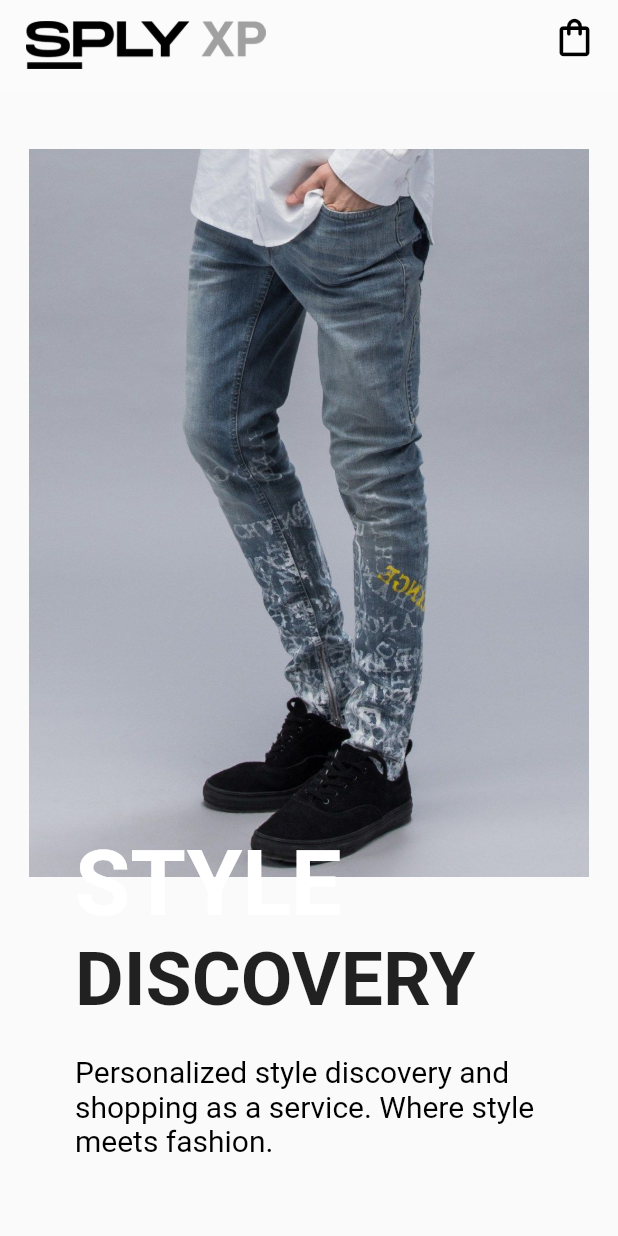
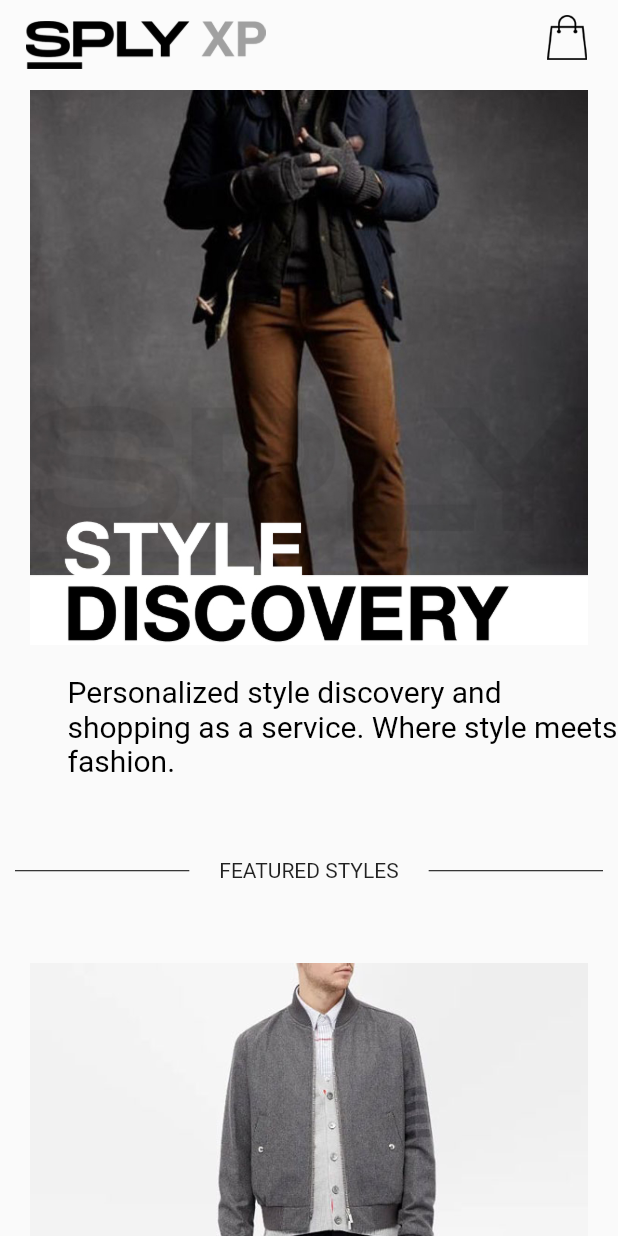
Before and after one commit to ZohaibAlvi98/appFrontend, a Flutter app: the Styles screen opened directly, on a phone screen of 412 x 824 dp. Run offline on Flutter 3.47's test engine with Material 2 defaults, Android fonts, the phone set to English and light mode, and no system bars.

Commit message:
added style design fixes

```diff
--- a/lib/views/styles/styles-main.dart
+++ b/lib/views/styles/styles-main.dart
@@ -7,8 +7,8 @@ class Styles extends StatefulWidget {
 
 class _StylesState extends State<Styles> {
   List img = [
-    'assets/images/list1.jpg',
-    'assets/images/list2.jpg',
+    'assets/images/list1.png',
+    'assets/images/list2.png',
     'assets/images/list3.jpg',
     'assets/images/list4.jpg'
   ];
@@ -22,11 +22,10 @@ class _StylesState extends State<Styles> {
       appBar: AppBar(
         actions: [
           IconButton(
-              padding: EdgeInsets.only(right: 10, bottom: 10),
-              icon: Icon(
-                Icons.shopping_bag_outlined,
-                color: Colors.black,
-                size: 30,
+              padding: EdgeInsets.only(right: 20, bottom: 10),
+              icon: new Image.asset(
+                'assets/images/bag.png',
+                height: 30,
               ),
               onPressed: () {})
         ],
@@ -47,41 +46,20 @@ class _StylesState extends State<Styles> {
         child: Column(
           children: [
             Container(
+              padding: EdgeInsets.only(right: 20, left: 20),
               // height: MediaQuery.of(context).size.height * 0.7,
-                width: MediaQuery.of(context).size.width * 1,
-                decoration: BoxDecoration(
-                    image: DecorationImage(
-                        // fit: BoxFit.contain,
-                        scale: 2.68,
-                        image: AssetImage('assets/images/styles2.jpg'))),
-                child: Container(
-                    padding: EdgeInsets.only(
-                        left: 50,
-                        top: MediaQuery.of(context).size.height * 0.43),
-                    child: Column(
-                      crossAxisAlignment: CrossAxisAlignment.start,
-                      children: [
-                        Text('\n\nSTYLE',
-                            style: TextStyle(
-                                fontSize: 60,
-                                color: Colors.white,
-                                fontWeight: FontWeight.bold)),
-                      ],
-                    ))),
-            Row(
-              // crossAxisAlignment: CrossAxisAlignment.start,
-              children: [
-                Padding(
-                  padding: EdgeInsets.only(left: 50.0),
-                  child: Text(
-                    'DISCOVERY',
-                    style: TextStyle(fontSize: 50, fontWeight: FontWeight.bold),
+              // width: MediaQuery.of(context).size.width * 0.9,
+              // decoration: BoxDecoration(
+              //     image: DecorationImage(
+              //   scale: 2.68,
+              //   image: AssetImage('assets/images/styles2.png'),
+              // )),
+              child: Image.asset(
+                'assets/images/styles2.png',
               ),
             ),
-              ],
-            ),
             Padding(
-              padding: EdgeInsets.only(top: 20.0, left: 50),
+              padding: EdgeInsets.only(top: 20.0, left: 45),
               child: Text(
                   'Personalized style discovery and shopping as a service. Where style meets fashion.',
                   style: TextStyle(
@@ -112,26 +90,28 @@ class _StylesState extends State<Styles> {
               ),
             ]),
             Container(
-              height: MediaQuery.of(context).size.height * 1.2,
-              width: MediaQuery.of(context).size.width * 0.9,
-              decoration: BoxDecoration(
-                  image: DecorationImage(
-                      fit: BoxFit.cover,
-                      image: AssetImage('assets/images/styles4.jpg'))),
-            ),
+              padding: EdgeInsets.only(right: 20, left: 20),
+              // decoration: BoxDecoration(
+              //     image: DecorationImage(
+              //         fit: BoxFit.cover,
+              //         image: AssetImage('assets/images/styles4.jpg'))),
+              child: Stack(children: [
+                Image.asset('assets/images/styles4.jpg'),
                 Card(
+                  margin: EdgeInsets.fromLTRB(30, width / 0.96, 30, 0),
                   shape: RoundedRectangleBorder(
                     side: BorderSide(color: Colors.grey[400], width: 1),
-                borderRadius: BorderRadius.circular(80),
+                    borderRadius: BorderRadius.circular(70),
                   ),
-              margin: EdgeInsets.fromLTRB(30, 0, 30, 0),
                   child: Container(
                     height: 70,
+                    width: height / 0.96,
+                    // width: 755,
                     child: Row(
                       children: <Widget>[
                         Container(
-                      width: 90,
-                      height: 60,
+                          width: 65,
+                          height: 50,
                           decoration: new BoxDecoration(
                             border: new Border.all(
                               color: Colors.grey[400],
@@ -141,7 +121,7 @@ class _StylesState extends State<Styles> {
                             shape: BoxShape.circle,
                           ),
                           child: Padding(
-                        padding: EdgeInsets.only(left: 25.0, top: 15),
+                            padding: EdgeInsets.only(left: 15.0, top: 13),
                             child: Text(
                               'End',
                               style: TextStyle(fontSize: 20),
@@ -149,7 +129,7 @@ class _StylesState extends State<Styles> {
                           ),
                         ),
                         Padding(
-                        padding: EdgeInsets.only(left: 20, top: 20),
+                            padding: EdgeInsets.only(left: 5, top: 20),
                             child: Column(
                               children: [
                                 Text(
@@ -160,18 +140,21 @@ class _StylesState extends State<Styles> {
                               ],
                             )),
                         Padding(
-                      padding: EdgeInsets.only(left: width * 0.07),
-                      child: Row(children: <Widget>[
+                          padding: EdgeInsets.only(left: 0),
+                          child: Row(
+                              mainAxisAlignment: MainAxisAlignment.spaceBetween,
+                              children: <Widget>[
                                 IconButton(
+                                  padding: EdgeInsets.only(left: 10),
                                   icon: Icon(Icons.favorite_outline_outlined),
                                   color: Colors.grey[400],
-                          iconSize: 30,
+                                  iconSize: 25,
                                   onPressed: () {},
                                 ),
                                 IconButton(
                                   icon: Icon(Icons.bookmark_border),
                                   color: Colors.grey[400],
-                          iconSize: 30,
+                                  iconSize: 25,
                                   onPressed: () {},
                                 ),
                               ]),
@@ -179,7 +162,70 @@ class _StylesState extends State<Styles> {
                       ],
                     ),
                   ),
+                )
+              ]),
             ),
+            // Card(
+            //   shape: RoundedRectangleBorder(
+            //     side: BorderSide(color: Colors.grey[400], width: 1),
+            //     borderRadius: BorderRadius.circular(80),
+            //   ),
+            //   margin: EdgeInsets.fromLTRB(30, 0, 30, 0),
+            //   child: Container(
+            //     height: 70,
+            //     child: Row(
+            //       children: <Widget>[
+            //         Container(
+            //           width: 90,
+            //           height: 60,
+            //           decoration: new BoxDecoration(
+            //             border: new Border.all(
+            //               color: Colors.grey[400],
+            //               width: 1.0,
+            //             ),
+            //             color: Colors.white,
+            //             shape: BoxShape.circle,
+            //           ),
+            //           child: Padding(
+            //             padding: EdgeInsets.only(left: 25.0, top: 15),
+            //             child: Text(
+            //               'End',
+            //               style: TextStyle(fontSize: 20),
+            //             ),
+            //           ),
+            //         ),
+            //         Padding(
+            //             padding: EdgeInsets.only(left: 20, top: 20),
+            //             child: Column(
+            //               children: [
+            //                 Text(
+            //                   'End Clothing',
+            //                   style: TextStyle(fontSize: 20),
+            //                 ),
+            //                 Text('10 may 2020')
+            //               ],
+            //             )),
+            //         Padding(
+            //           padding: EdgeInsets.only(left: width * 0.07),
+            //           child: Row(children: <Widget>[
+            //             IconButton(
+            //               icon: Icon(Icons.favorite_outline_outlined),
+            //               color: Colors.grey[400],
+            //               iconSize: 30,
+            //               onPressed: () {},
+            //             ),
+            //             IconButton(
+            //               icon: Icon(Icons.bookmark_border),
+            //               color: Colors.grey[400],
+            //               iconSize: 30,
+            //               onPressed: () {},
+            //             ),
+            //           ]),
+            //         )
+            //       ],
+            //     ),
+            //   ),
+            // ),
             Padding(
               padding: EdgeInsets.only(top: 50, left: 30, right: 30),
               child: Text(
@@ -188,7 +234,7 @@ class _StylesState extends State<Styles> {
               ),
             ),
             Padding(
-              padding: EdgeInsets.only(top: 30, left: 30, right: 30),
+              padding: EdgeInsets.only(top: 18, left: 30, right: 30),
               child: Text(
                   'Lorem ipsum is a placeholder text commonly used to demonstrate the visual form of a document or a typeface without relying on meaningful content'),
             ),
@@ -202,7 +248,7 @@ class _StylesState extends State<Styles> {
                 // physics: NeverScrollableScrollPhysics(),
                 // shrinkWrap: true,
                 itemCount: img.length,
-                padding: const EdgeInsets.only(right: 10.0, left: 3.5),
+                padding: const EdgeInsets.only(right: 10.0, left: 5.5),
                 itemBuilder: (context, index) {
                   return Column(
                     children: [
@@ -211,19 +257,19 @@ class _StylesState extends State<Styles> {
                           child: Wrap(children: [
                             Image.asset(
                               img[index],
-                              height: 170,
+                              height: 175,
                             ),
                           ]),
                         ),
                         color: Colors.white12,
                       ),
                       Text(
-                        'Thome Brown Shirts',
+                        'Thome Brown Four\n Bar Jackets',
                         style: TextStyle(
                             fontSize: 15, fontWeight: FontWeight.bold),
                       ),
                       Padding(
-                        padding: EdgeInsets.only(top: 8.0),
+                        padding: EdgeInsets.only(top: 7.0),
                         child: Text(
                           'price: \$230',
                           style: TextStyle(fontSize: 15),
```
Also changed, not shown: assets/images/bag.png (added), assets/images/list1.png (added), assets/images/list2.png (added), assets/images/style1.png (added), assets/images/styles1.jpg (deleted), assets/images/styles2.png (added). Lines whose indentation alone changed are shown as unchanged.
